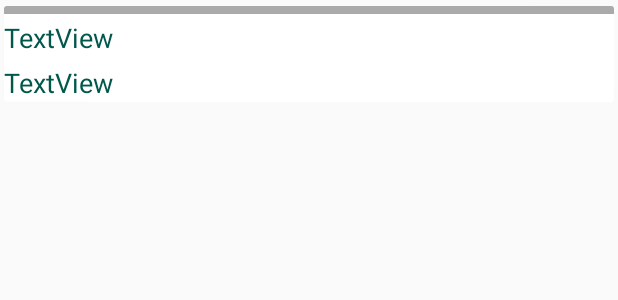
After one commit to syz77/Eco_Life, an Android app: the layout vistatalonarioscard.xml on its own in the app's theme, with its tools: preview values and no code run, on a phone screen of 412 x 824 dp. The commit adds this screen. Shown: the top 300 px of the screen. Run offline under Robolectric (Android 15) with nearby library versions, the phone set to English and light mode, and no system bars.

Commit message:
creados: talonariocard.xml usuarioscard.xml DataAdapterGesU.java DataAdapterTalo.java RecyclerAdapGesU.java RecyclerAdapTalo.java
agregados:
colores
string
imagenes en la carpeta drawable

trabajado la parte de ventas al credito, y algunos otros cambios dentro del codigo en general.

preparando los datos para ventas credito

24/02/2019
Se agregaron las funciones para llenar la lista para gestionar usuarios...

Se agregaro codigo para los servicios

```diff
--- a/app/src/main/java/com/laguna/sergio/ecolife/RecyclerAdapGesU.java
+++ b/app/src/main/java/com/laguna/sergio/ecolife/RecyclerAdapGesU.java
@@ -53,11 +53,13 @@ public class RecyclerAdapGesU extends RecyclerView.Adapter<RecyclerAdapGesU.View
 
         if (dataAdapter.getEstado().equals("1")){
             viewHolder.ImaViewEstado.setImageDrawable(ContextCompat.getDrawable(context, R.drawable.smiley));
+            viewHolder.TextViewEstado.setText("Estado: Activo");
         }else if (dataAdapter.getEstado().equals("2")){
             viewHolder.ImaViewEstado.setImageDrawable(ContextCompat.getDrawable(context, R.drawable.candado));
-
+            viewHolder.TextViewEstado.setText("Estado: Bloqueado");
         }else if (dataAdapter.getEstado().equals("3")) {
             viewHolder.ImaViewEstado.setImageDrawable(ContextCompat.getDrawable(context, R.drawable.parque));
+            viewHolder.TextViewEstado.setText("Estado: Vacaciones");
         }
 
     }
@@ -77,6 +79,7 @@ public class RecyclerAdapGesU extends RecyclerView.Adapter<RecyclerAdapGesU.View
 
         public TextView TextViewCargo;
         public TextView TextViewNombre;
+        public TextView TextViewEstado;
         public ImageView ImaViewEstado;
 
 
@@ -86,6 +89,7 @@ public class RecyclerAdapGesU extends RecyclerView.Adapter<RecyclerAdapGesU.View
 
             TextViewCargo = itemView.findViewById(R.id.cargoGU) ;
             TextViewNombre = itemView.findViewById(R.id.nombreGU) ;
+            TextViewEstado = itemView.findViewById(R.id.estadotextGU) ;
             ImaViewEstado = itemView.findViewById(R.id.estadoGU) ;
         }
     }
--- /dev/null
+++ b/app/src/main/res/layout/vistatalonarioscard.xml
@@ -0,0 +1,50 @@
+<?xml version="1.0" encoding="utf-8"?>
+<android.support.v7.widget.CardView xmlns:android="http://schemas.android.com/apk/res/android"
+    xmlns:card_view="http://schemas.android.com/apk/res-auto"
+    android:layout_width="match_parent"
+    android:layout_height="72dp"
+    card_view:cardCornerRadius="2dp"
+    card_view:cardBackgroundColor="#FFFFFF"
+    card_view:cardElevation="1dp"
+    card_view:cardUseCompatPadding="true">
+
+    <RelativeLayout
+        android:layout_width="match_parent"
+        android:layout_height="match_parent">
+
+        <LinearLayout
+            android:layout_width="match_parent"
+            android:layout_height="match_parent"
+            android:orientation="vertical">
+
+            <View
+                android:id="@+id/linea"
+                android:layout_width="wrap_content"
+                android:layout_height="5dp"
+                android:background="@android:color/darker_gray">
+
+            </View>
+
+            <TextView
+                android:id="@+id/nroTalonario"
+                android:layout_width="match_parent"
+                android:layout_height="wrap_content"
+                android:text="TextView"
+                android:layout_marginTop="3dp"
+                android:textAllCaps="false"
+                android:textColor="@color/colorPrimaryDark"
+                android:textSize="18sp" />
+
+            <TextView
+                android:id="@+id/fechaTalonario"
+                android:layout_width="match_parent"
+                android:layout_height="wrap_content"
+                android:text="TextView"
+                android:layout_marginTop="5dp"
+                android:textColor="@color/colorPrimaryDark"
+                android:textSize="18sp" />
+
+
+        </LinearLayout>
+    </RelativeLayout>
+</android.support.v7.widget.CardView>
--- a/app/src/main/res/values/strings.xml
+++ b/app/src/main/res/values/strings.xml
@@ -15,9 +15,9 @@
     <string name="title_activity_navegacion_menu">EcoLife</string>
 
     <string name="lateral_ini">Inicio</string>
-    <string name="lateral_ven">Ventas</string>
+    <string name="lateral_ven">Historial</string>
     <string name="lateral_usu">Gestionar usuarios</string>
-    <string name="lateral_tal">Historial de talonarios</string>
+    <string name="lateral_tal">Talonarios actuales</string>
     <string name="lateral_com">Empresa</string>
     <string name="lateral_option">Opciones</string>
     <string name="lateral_info">Información</string>
```
Also changed, not shown: app/src/main/java/com/laguna/sergio/ecolife/Conexion.java (+69 -0 lines), app/src/main/java/com/laguna/sergio/ecolife/NavegacionMenu.java (+90 -13 lines), app/src/main/res/layout/usuarioscard.xml (+9 -1 lines).
